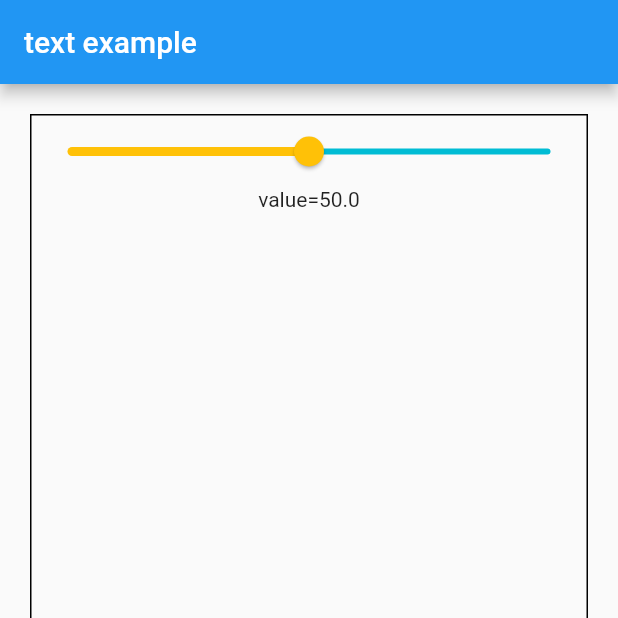
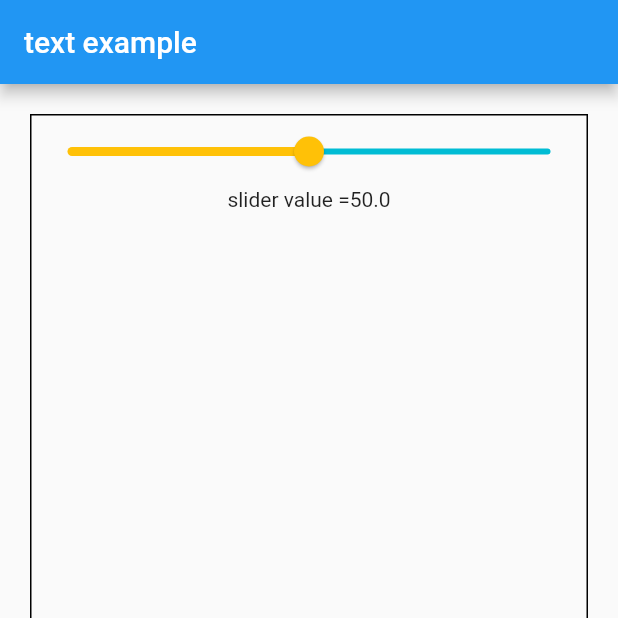
Before and after one commit to mridul0098/slider, a Flutter app: the screen it shows after launch, on a phone screen of 412 x 824 dp, the top half of it. Run offline on Flutter 3.47's test engine with Material 2 defaults, Android fonts, the phone set to English and light mode, and no system bars.

Commit message:
slider 2

```diff
--- a/lib/main.dart
+++ b/lib/main.dart
@@ -46,7 +46,7 @@ class _myappState extends State<myapp> {
               divisions: 100,
               label: "range $_svalue",
             ),
-            Text("value=$_svalue")
+            Text("slider value =$_svalue")
           ],
         ),
       ),
```
